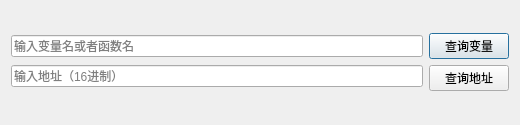
Old version of the form 2.Xfile/Ui_querydialog.ui in the repository Meov/dump_modem_tools.
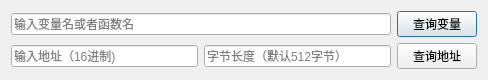
New version of the form. Icons and pictures are not drawn.

Patch:
```diff
--- a/2.Xfile/Ui_querydialog.ui
+++ b/2.Xfile/Ui_querydialog.ui
@@ -6,35 +6,22 @@
    <rect>
     <x>0</x>
     <y>0</y>
-    <width>520</width>
-    <height>125</height>
+    <width>488</width>
+    <height>80</height>
    </rect>
   </property>
   <property name="windowTitle">
    <string>查找</string>
   </property>
   <layout class="QGridLayout" name="gridLayout">
-   <item row="0" column="0">
-    <layout class="QHBoxLayout" name="horizontalLayout">
-     <item>
-      <layout class="QVBoxLayout" name="verticalLayout_2">
-       <item>
+   <item row="0" column="0" colspan="2">
         <widget class="QLineEdit" name="ValueQuery_line">
          <property name="placeholderText">
           <string>输入变量名或者函数名</string>
          </property>
         </widget>
        </item>
-       <item>
-        <widget class="QLineEdit" name="ValueQuryAddr_line">
-         <property name="placeholderText">
-          <string>输入地址（16进制）</string>
-         </property>
-        </widget>
-       </item>
-      </layout>
-     </item>
-     <item>
+   <item row="0" column="2" rowspan="2">
       <layout class="QVBoxLayout" name="verticalLayout">
        <item>
         <widget class="QPushButton" name="Query_Button">
@@ -52,7 +39,19 @@
        </item>
       </layout>
      </item>
-    </layout>
+   <item row="1" column="0">
+    <widget class="QLineEdit" name="ValueQureyAddr_line">
+     <property name="placeholderText">
+      <string>输入地址（16进制)</string>
+     </property>
+    </widget>
+   </item>
+   <item row="1" column="1">
+    <widget class="QLineEdit" name="QueryAddrLen_line">
+     <property name="placeholderText">
+      <string>字节长度（默认512字节）</string>
+     </property>
+    </widget>
    </item>
   </layout>
  </widget>
```
Left out of the diff: 4 changed lines with no effect on the pictures. Lines whose indentation alone changed are shown as unchanged.
